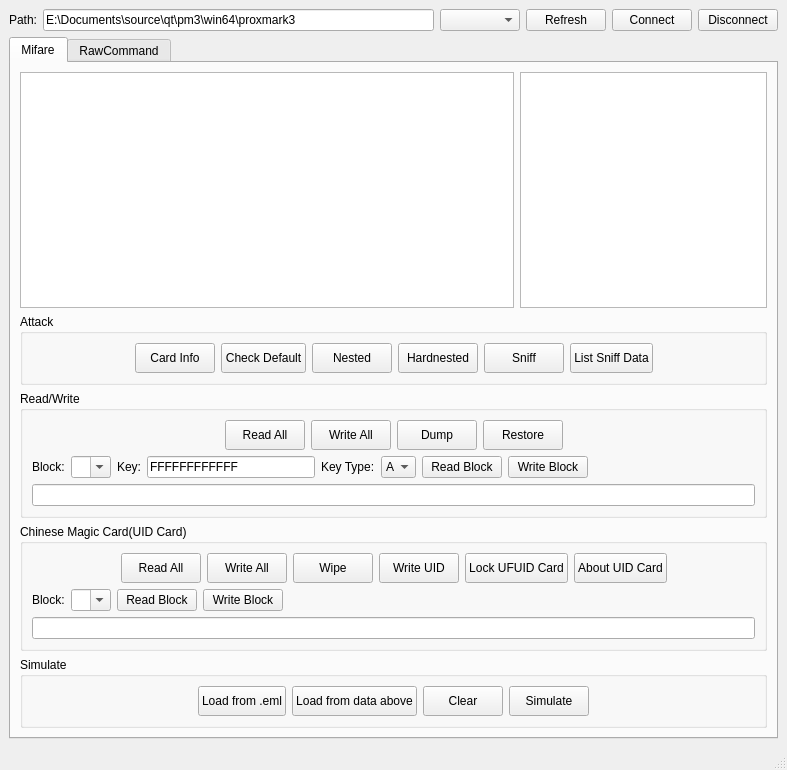
Above: ui/mainwindow.ui from wh201906/Proxmark3GUI before the change. Below: the same form after it.
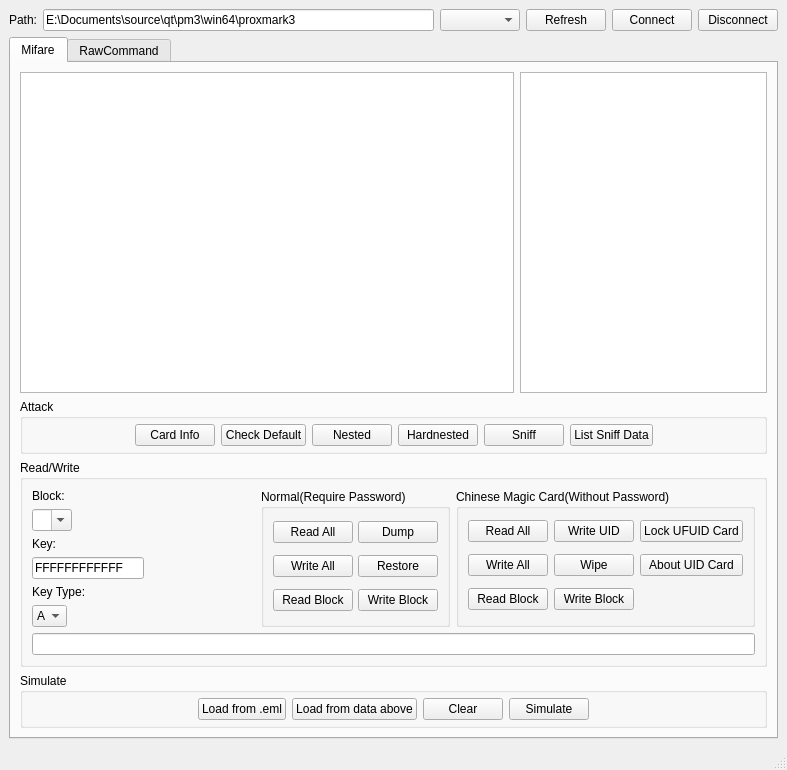
That is the form after the change.

```diff
--- a/ui/mainwindow.ui
+++ b/ui/mainwindow.ui
@@ -94,7 +94,7 @@
        <attribute name="title">
         <string>Mifare</string>
        </attribute>
-       <layout class="QVBoxLayout" name="verticalLayout">
+       <layout class="QVBoxLayout" name="verticalLayout_6">
         <item>
          <layout class="QHBoxLayout" name="horizontalLayout_2">
           <item>
@@ -147,6 +147,12 @@
            <string>Attack</string>
           </property>
           <layout class="QHBoxLayout" name="horizontalLayout_5">
+           <property name="topMargin">
+            <number>5</number>
+           </property>
+           <property name="bottomMargin">
+            <number>5</number>
+           </property>
            <item>
             <spacer name="horizontalSpacer">
              <property name="orientation">
@@ -162,12 +168,6 @@
            </item>
            <item>
             <widget class="QPushButton" name="MF_Attack_infoButton">
-             <property name="minimumSize">
-              <size>
-               <width>0</width>
-               <height>30</height>
-              </size>
-             </property>
              <property name="text">
               <string>Card Info</string>
              </property>
@@ -181,18 +181,6 @@
                <verstretch>0</verstretch>
               </sizepolicy>
              </property>
-             <property name="minimumSize">
-              <size>
-               <width>0</width>
-               <height>30</height>
-              </size>
-             </property>
-             <property name="maximumSize">
-              <size>
-               <width>16777215</width>
-               <height>40</height>
-              </size>
-             </property>
              <property name="text">
               <string>Check Default</string>
              </property>
@@ -200,18 +188,6 @@
            </item>
            <item>
             <widget class="QPushButton" name="MF_Attack_nestedButton">
-             <property name="minimumSize">
-              <size>
-               <width>0</width>
-               <height>30</height>
-              </size>
-             </property>
-             <property name="maximumSize">
-              <size>
-               <width>16777215</width>
-               <height>40</height>
-              </size>
-             </property>
              <property name="text">
               <string>Nested</string>
              </property>
@@ -219,18 +195,6 @@
            </item>
            <item>
             <widget class="QPushButton" name="MF_Attack_hardnestedButton">
-             <property name="minimumSize">
-              <size>
-               <width>0</width>
-               <height>30</height>
-              </size>
-             </property>
-             <property name="maximumSize">
-              <size>
-               <width>16777215</width>
-               <height>40</height>
-              </size>
-             </property>
              <property name="text">
               <string>Hardnested</string>
              </property>
@@ -238,18 +202,6 @@
            </item>
            <item>
             <widget class="QPushButton" name="MF_Attack_sniffButton">
-             <property name="minimumSize">
-              <size>
-               <width>0</width>
-               <height>30</height>
-              </size>
-             </property>
-             <property name="maximumSize">
-              <size>
-               <width>16777215</width>
-               <height>40</height>
-              </size>
-             </property>
              <property name="text">
               <string>Sniff</string>
              </property>
@@ -257,18 +209,6 @@
            </item>
            <item>
             <widget class="QPushButton" name="MF_Attack_listButton">
-             <property name="minimumSize">
-              <size>
-               <width>0</width>
-               <height>30</height>
-              </size>
-             </property>
-             <property name="maximumSize">
-              <size>
-               <width>16777215</width>
-               <height>40</height>
-              </size>
-             </property>
              <property name="text">
               <string>List Sniff Data</string>
              </property>
@@ -295,128 +235,12 @@
           <property name="title">
            <string>Read/Write</string>
           </property>
-          <layout class="QVBoxLayout" name="verticalLayout_5">
-           <item>
-            <layout class="QHBoxLayout" name="horizontalLayout_8">
-             <item>
-              <spacer name="horizontalSpacer_8">
-               <property name="orientation">
-                <enum>Qt::Horizontal</enum>
-               </property>
-               <property name="sizeHint" stdset="0">
-                <size>
-                 <width>40</width>
-                 <height>20</height>
-                </size>
-               </property>
-              </spacer>
-             </item>
-             <item>
-              <widget class="QPushButton" name="MF_RW_readAllButton">
-               <property name="minimumSize">
-                <size>
-                 <width>0</width>
-                 <height>30</height>
-                </size>
-               </property>
-               <property name="maximumSize">
-                <size>
-                 <width>16777215</width>
-                 <height>40</height>
-                </size>
-               </property>
-               <property name="text">
-                <string>Read All</string>
-               </property>
-              </widget>
-             </item>
-             <item>
-              <widget class="QPushButton" name="MF_RW_writeAllButton">
-               <property name="minimumSize">
-                <size>
-                 <width>0</width>
-                 <height>30</height>
-                </size>
-               </property>
-               <property name="maximumSize">
-                <size>
-                 <width>16777215</width>
-                 <height>40</height>
-                </size>
-               </property>
-               <property name="text">
-                <string>Write All</string>
-               </property>
-              </widget>
-             </item>
-             <item>
-              <widget class="QPushButton" name="MF_RW_dumpButton">
-               <property name="sizePolicy">
-                <sizepolicy hsizetype="Minimum" vsizetype="Fixed">
-                 <horstretch>0</horstretch>
-                 <verstretch>0</verstretch>
-                </sizepolicy>
-               </property>
-               <property name="minimumSize">
-                <size>
-                 <width>0</width>
-                 <height>30</height>
-                </size>
-               </property>
-               <property name="maximumSize">
-                <size>
-                 <width>16777215</width>
-                 <height>40</height>
-                </size>
-               </property>
-               <property name="text">
-                <string>Dump</string>
-               </property>
-              </widget>
-             </item>
-             <item>
-              <widget class="QPushButton" name="MF_RW_restoreButton">
-               <property name="sizePolicy">
-                <sizepolicy hsizetype="Minimum" vsizetype="Fixed">
-                 <horstretch>0</horstretch>
-                 <verstretch>0</verstretch>
-                </sizepolicy>
-               </property>
-               <property name="minimumSize">
-                <size>
-                 <width>0</width>
-                 <height>30</height>
-                </size>
-               </property>
-               <property name="maximumSize">
-                <size>
-                 <width>16777215</width>
-                 <height>40</height>
-                </size>
-               </property>
-               <property name="text">
-                <string>Restore</string>
-               </property>
-              </widget>
-             </item>
-             <item>
-              <spacer name="horizontalSpacer_9">
-               <property name="orientation">
-                <enum>Qt::Horizontal</enum>
-               </property>
-               <property name="sizeHint" stdset="0">
-                <size>
-                 <width>40</width>
-                 <height>20</height>
-                </size>
-               </property>
-              </spacer>
-             </item>
-            </layout>
-           </item>
+          <layout class="QVBoxLayout" name="verticalLayout">
            <item>
             <layout class="QHBoxLayout" name="horizontalLayout_12">
              <item>
+              <layout class="QVBoxLayout" name="verticalLayout_5">
+               <item>
               <widget class="QLabel" name="label_4">
                <property name="text">
                 <string>Block:</string>
@@ -489,37 +313,89 @@
                </item>
               </widget>
              </item>
+              </layout>
+             </item>
              <item>
+              <spacer name="horizontalSpacer_3">
+               <property name="orientation">
+                <enum>Qt::Horizontal</enum>
+               </property>
+               <property name="sizeHint" stdset="0">
+                <size>
+                 <width>40</width>
+                 <height>20</height>
+                </size>
+               </property>
+              </spacer>
+             </item>
+             <item>
+              <widget class="QGroupBox" name="MF_NormalGroupBox">
+               <property name="title">
+                <string>Normal(Require Password)</string>
+               </property>
+               <layout class="QGridLayout" name="gridLayout_2">
+                <property name="topMargin">
+                 <number>5</number>
+                </property>
+                <property name="bottomMargin">
+                 <number>5</number>
+                </property>
+                <property name="spacing">
+                 <number>5</number>
+                </property>
+                <item row="2" column="0">
               <widget class="QPushButton" name="MF_RW_readBlockButton">
                <property name="text">
                 <string>Read Block</string>
                </property>
               </widget>
              </item>
-             <item>
+                <item row="2" column="1">
               <widget class="QPushButton" name="MF_RW_writeBlockButton">
                <property name="text">
                 <string>Write Block</string>
                </property>
               </widget>
              </item>
-             <item>
-              <spacer name="horizontalSpacer_10">
-               <property name="orientation">
-                <enum>Qt::Horizontal</enum>
-               </property>
-               <property name="sizeHint" stdset="0">
-                <size>
-                 <width>40</width>
-                 <height>20</height>
-                </size>
-               </property>
-              </spacer>
-             </item>
-            </layout>
-           </item>
-           <item>
-            <widget class="QLineEdit" name="MF_RW_dataEdit"/>
+                <item row="0" column="0">
+                 <widget class="QPushButton" name="MF_RW_readAllButton">
+                  <property name="text">
+                   <string>Read All</string>
+                  </property>
+                 </widget>
+                </item>
+                <item row="1" column="0">
+                 <widget class="QPushButton" name="MF_RW_writeAllButton">
+                  <property name="text">
+                   <string>Write All</string>
+                  </property>
+                 </widget>
+                </item>
+                <item row="0" column="1">
+                 <widget class="QPushButton" name="MF_RW_dumpButton">
+                  <property name="sizePolicy">
+                   <sizepolicy hsizetype="Minimum" vsizetype="Fixed">
+                    <horstretch>0</horstretch>
+                    <verstretch>0</verstretch>
+                   </sizepolicy>
+                  </property>
+                  <property name="text">
+                   <string>Dump</string>
+                  </property>
+                 </widget>
+                </item>
+                <item row="1" column="1">
+                 <widget class="QPushButton" name="MF_RW_restoreButton">
+                  <property name="sizePolicy">
+                   <sizepolicy hsizetype="Minimum" vsizetype="Fixed">
+                    <horstretch>0</horstretch>
+                    <verstretch>0</verstretch>
+                   </sizepolicy>
+                  </property>
+                  <property name="text">
+                   <string>Restore</string>
+                  </property>
+                 </widget>
            </item>
           </layout>
          </widget>
@@ -527,224 +403,90 @@
         <item>
          <widget class="QGroupBox" name="MF_UIDGroupBox">
           <property name="title">
-           <string>Chinese Magic Card(UID Card)</string>
-          </property>
-          <layout class="QVBoxLayout" name="verticalLayout_6">
-           <item>
-            <layout class="QHBoxLayout" name="horizontalLayout_9">
-             <item>
-              <spacer name="horizontalSpacer_11">
-               <property name="orientation">
-                <enum>Qt::Horizontal</enum>
-               </property>
-               <property name="sizeHint" stdset="0">
-                <size>
-                 <width>40</width>
-                 <height>20</height>
-                </size>
-               </property>
-              </spacer>
-             </item>
-             <item>
-              <widget class="QPushButton" name="MF_UID_readAllButton">
-               <property name="minimumSize">
-                <size>
-                 <width>0</width>
-                 <height>30</height>
-                </size>
-               </property>
-               <property name="maximumSize">
-                <size>
-                 <width>16777215</width>
-                 <height>40</height>
-                </size>
-               </property>
-               <property name="text">
-                <string>Read All</string>
-               </property>
-              </widget>
-             </item>
-             <item>
-              <widget class="QPushButton" name="MF_UID_writeAllButton">
-               <property name="minimumSize">
-                <size>
-                 <width>0</width>
-                 <height>30</height>
-                </size>
-               </property>
-               <property name="maximumSize">
-                <size>
-                 <width>16777215</width>
-                 <height>40</height>
-                </size>
-               </property>
-               <property name="text">
-                <string>Write All</string>
-               </property>
-              </widget>
-             </item>
-             <item>
-              <widget class="QPushButton" name="MF_UID_wipeButton">
-               <property name="sizePolicy">
-                <sizepolicy hsizetype="Minimum" vsizetype="Fixed">
-                 <horstretch>0</horstretch>
-                 <verstretch>0</verstretch>
-                </sizepolicy>
-               </property>
-               <property name="minimumSize">
-                <size>
-                 <width>0</width>
-                 <height>30</height>
-                </size>
-               </property>
-               <property name="maximumSize">
-                <size>
-                 <width>16777215</width>
-                 <height>40</height>
-                </size>
-               </property>
-               <property name="text">
-                <string>Wipe</string>
-               </property>
-              </widget>
-             </item>
-             <item>
-              <widget class="QPushButton" name="MF_UID_writeUIDButton">
-               <property name="sizePolicy">
-                <sizepolicy hsizetype="Minimum" vsizetype="Fixed">
-                 <horstretch>0</horstretch>
-                 <verstretch>0</verstretch>
-                </sizepolicy>
-               </property>
-               <property name="minimumSize">
-                <size>
-                 <width>0</width>
-                 <height>30</height>
-                </size>
-               </property>
-               <property name="maximumSize">
-                <size>
-                 <width>16777215</width>
-                 <height>40</height>
-                </size>
-               </property>
-               <property name="text">
-                <string>Write UID</string>
-               </property>
-              </widget>
-             </item>
-             <item>
+                <string>Chinese Magic Card(Without Password)</string>
+               </property>
+               <layout class="QGridLayout" name="gridLayout">
+                <property name="topMargin">
+                 <number>5</number>
+                </property>
+                <property name="bottomMargin">
+                 <number>5</number>
+                </property>
+                <item row="0" column="2">
               <widget class="QPushButton" name="pushButton">
-               <property name="minimumSize">
-                <size>
-                 <width>0</width>
-                 <height>30</height>
-                </size>
-               </property>
-               <property name="maximumSize">
-                <size>
-                 <width>16777215</width>
-                 <height>40</height>
-                </size>
-               </property>
                <property name="text">
                 <string>Lock UFUID Card</string>
                </property>
               </widget>
              </item>
-             <item>
+                <item row="1" column="2">
               <widget class="QPushButton" name="pushButton_2">
-               <property name="minimumSize">
-                <size>
-                 <width>0</width>
-                 <height>30</height>
-                </size>
-               </property>
-               <property name="maximumSize">
-                <size>
-                 <width>16777215</width>
-                 <height>40</height>
-                </size>
-               </property>
                <property name="text">
                 <string>About UID Card</string>
                </property>
               </widget>
              </item>
-             <item>
-              <spacer name="horizontalSpacer_12">
-               <property name="orientation">
-                <enum>Qt::Horizontal</enum>
-               </property>
-               <property name="sizeHint" stdset="0">
-                <size>
-                 <width>40</width>
-                 <height>20</height>
-                </size>
-               </property>
-              </spacer>
-             </item>
-            </layout>
-           </item>
-           <item>
-            <layout class="QHBoxLayout" name="horizontalLayout_13">
-             <item>
-              <widget class="QLabel" name="label_6">
-               <property name="text">
-                <string>Block:</string>
-               </property>
-              </widget>
-             </item>
-             <item>
-              <widget class="QComboBox" name="MF_UID_blockBox">
-               <property name="minimumSize">
-                <size>
-                 <width>40</width>
-                 <height>0</height>
-                </size>
-               </property>
-               <property name="maximumSize">
-                <size>
-                 <width>40</width>
-                 <height>16777215</height>
-                </size>
-               </property>
-               <property name="editable">
-                <bool>true</bool>
-               </property>
-              </widget>
-             </item>
-             <item>
+                <item row="2" column="0">
               <widget class="QPushButton" name="MF_UID_readBlockButton">
                <property name="text">
                 <string>Read Block</string>
                </property>
               </widget>
              </item>
-             <item>
+                <item row="2" column="1">
               <widget class="QPushButton" name="MF_UID_writeBlockButton">
                <property name="text">
                 <string>Write Block</string>
                </property>
               </widget>
              </item>
-             <item>
-              <spacer name="horizontalSpacer_13">
-               <property name="orientation">
-                <enum>Qt::Horizontal</enum>
-               </property>
-               <property name="sizeHint" stdset="0">
-                <size>
-                 <width>40</width>
-                 <height>20</height>
-                </size>
-               </property>
-              </spacer>
-             </item>
-            </layout>
-           </item>
+                <item row="0" column="0">
+                 <widget class="QPushButton" name="MF_UID_readAllButton">
+                  <property name="text">
+                   <string>Read All</string>
+                  </property>
+                 </widget>
+                </item>
+                <item row="1" column="0">
+                 <widget class="QPushButton" name="MF_UID_writeAllButton">
+                  <property name="text">
+                   <string>Write All</string>
+                  </property>
+                 </widget>
+                </item>
+                <item row="0" column="1">
+                 <widget class="QPushButton" name="MF_UID_writeUIDButton">
+                  <property name="sizePolicy">
+                   <sizepolicy hsizetype="Minimum" vsizetype="Fixed">
+                    <horstretch>0</horstretch>
+                    <verstretch>0</verstretch>
+                   </sizepolicy>
+                  </property>
+                  <property name="text">
+                   <string>Write UID</string>
+                  </property>
+                 </widget>
+                </item>
+                <item row="1" column="1">
+                 <widget class="QPushButton" name="MF_UID_wipeButton">
+                  <property name="sizePolicy">
+                   <sizepolicy hsizetype="Minimum" vsizetype="Fixed">
+                    <horstretch>0</horstretch>
+                    <verstretch>0</verstretch>
+                   </sizepolicy>
+                  </property>
+                  <property name="text">
+                   <string>Wipe</string>
+                  </property>
+                 </widget>
+                </item>
+               </layout>
+              </widget>
+             </item>
+            </layout>
+           </item>
            <item>
-            <widget class="QLineEdit" name="MF_UID_dataEdit"/>
+            <widget class="QLineEdit" name="MF_RW_dataEdit"/>
            </item>
           </layout>
          </widget>
@@ -755,6 +497,15 @@
            <string>Simulate</string>
           </property>
           <layout class="QHBoxLayout" name="horizontalLayout_11">
+           <property name="topMargin">
+            <number>5</number>
+           </property>
+           <property name="rightMargin">
+            <number>9</number>
+           </property>
+           <property name="bottomMargin">
+            <number>5</number>
+           </property>
            <item>
             <spacer name="horizontalSpacer_5">
              <property name="orientation">
@@ -776,18 +527,6 @@
                <verstretch>0</verstretch>
               </sizepolicy>
              </property>
-             <property name="minimumSize">
-              <size>
-               <width>0</width>
-               <height>30</height>
-              </size>
-             </property>
-             <property name="maximumSize">
-              <size>
-               <width>16777215</width>
-               <height>40</height>
-              </size>
-             </property>
              <property name="text">
               <string>Load from .eml</string>
              </property>
@@ -795,18 +534,6 @@
            </item>
            <item>
             <widget class="QPushButton" name="MF_Sim_loadDataButton">
-             <property name="minimumSize">
-              <size>
-               <width>0</width>
-               <height>30</height>
-              </size>
-             </property>
-             <property name="maximumSize">
-              <size>
-               <width>16777215</width>
-               <height>40</height>
-              </size>
-             </property>
              <property name="text">
               <string>Load from data above</string>
              </property>
@@ -814,18 +541,6 @@
            </item>
            <item>
             <widget class="QPushButton" name="MF_Sim_clearButton">
-             <property name="minimumSize">
-              <size>
-               <width>0</width>
-               <height>30</height>
-              </size>
-             </property>
-             <property name="maximumSize">
-              <size>
-               <width>16777215</width>
-               <height>40</height>
-              </size>
-             </property>
              <property name="text">
               <string>Clear</string>
              </property>
@@ -833,18 +548,6 @@
            </item>
            <item>
             <widget class="QPushButton" name="MF_Sim_simButton">
-             <property name="minimumSize">
-              <size>
-               <width>0</width>
-               <height>30</height>
-              </size>
-             </property>
-             <property name="maximumSize">
-              <size>
-               <width>16777215</width>
-               <height>40</height>
-              </size>
-             </property>
              <property name="text">
               <string>Simulate</string>
              </property>
```
Left out of the diff: 10 changed lines with no effect on the pictures. Lines whose indentation alone changed are shown as unchanged.
